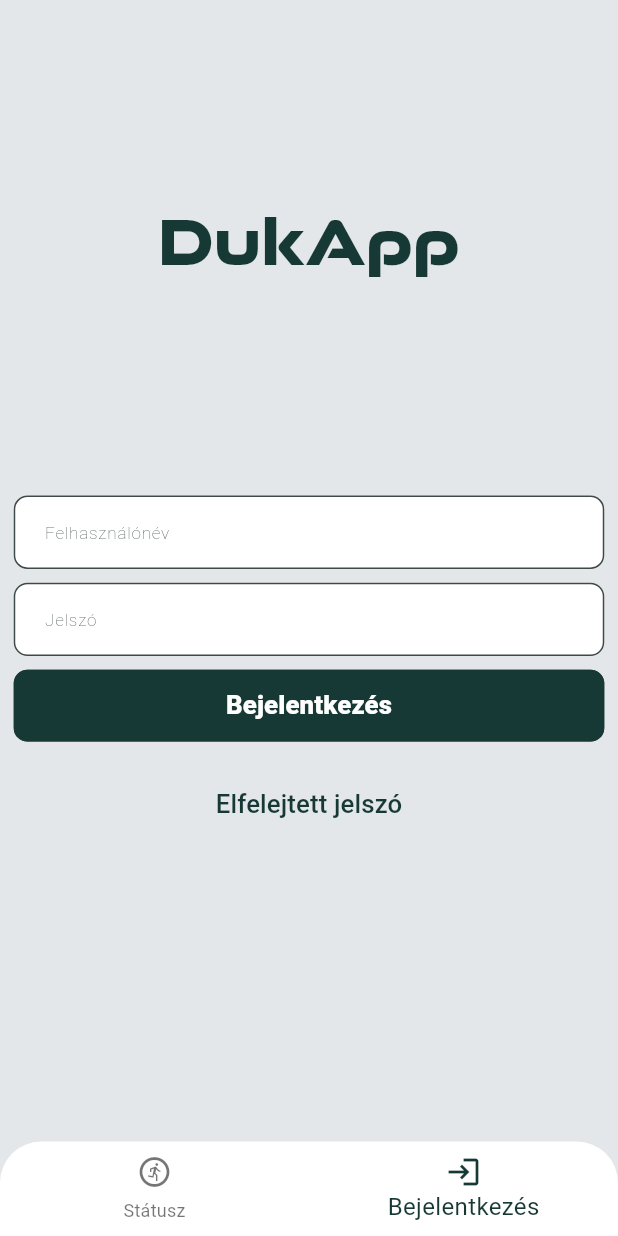
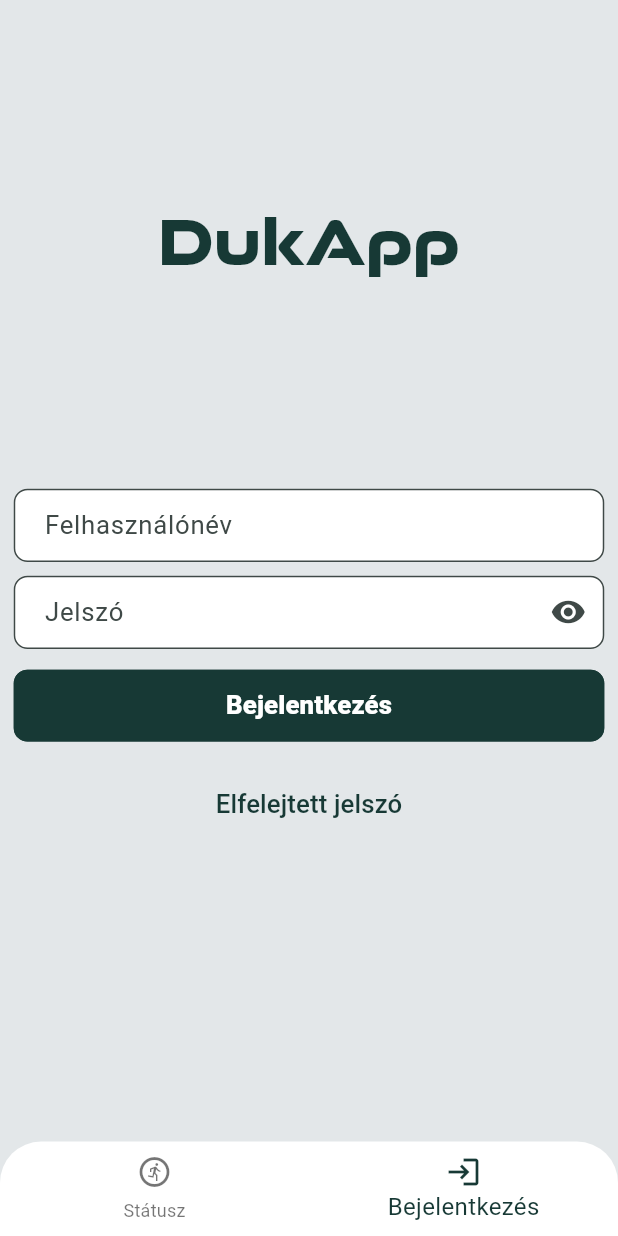
Before and after one commit to WJavaHunt3r/work-hu, a Flutter app: the screen it shows after launch, item 2 of the bottom bar chosen, on a phone screen of 412 x 824 dp. Run offline on Flutter 3.47's test engine with Material 3 defaults, Android fonts, the phone set to English and light mode, and no system bars; drawn by our look-alikes of overlay_support; our stand-ins replace convert, csv, dio, file_picker, flutter_riverpod, flutter_screenutil and 8 more; missing offline and left inert: drop_down_search_field, excel, file_saver, flutter_web_frame, gif, pointycastle; generated files the repository leaves out were written again; network calls fail.

Commit message:
Login simplification

```diff
--- a/lib/api/bufe_client.dart
+++ b/lib/api/bufe_client.dart
@@ -7,7 +7,7 @@ class BufeClient {
   // static const String _baseUrl = "http://192.168.191.57:8990/work-hu/api"; //Márkó
   // static const String _baseUrl = "http://192.168.195.91:8990/work-hu/api"; //hotspot
   // static const String _baseUrl = "http://10.67.28.59:8990/work-hu/api"; //hotspot
-  // static const String _baseUrl = "http://localhost:8990/work-hu/api"; //meló
+  // static const String _baseUrl = "http://localhost:8991"; //meló
   static const String _baseUrl = "https://gm.bcc-ktk.org"; //Duka
   // static const String _baseUrl = "https://aksjon.bcc-ktk.org/work-hu/api"; //localhost
   // static const String _baseUrl = "http://78.139.43.2:8990/work-hu/api"; //távoli
--- a/lib/app/providers/router_provider.dart
+++ b/lib/app/providers/router_provider.dart
@@ -139,6 +139,10 @@ final routerProvider = Provider<GoRouter>((ref) {
           }
         }
 
+        if(state.matchedLocation.contains("/login")){
+          return "/profile";
+        }
+
         if ((teamLeaderScreens.contains(state.matchedLocation) ||
                 state.matchedLocation.contains("/admin/fraKareWeeks/")) &&
             user.isTeamLeader()) {
--- a/lib/app/widgets/base_text_from_field.dart
+++ b/lib/app/widgets/base_text_from_field.dart
@@ -1,40 +1,91 @@
 import 'package:flutter/material.dart';
 import 'package:flutter_screenutil/flutter_screenutil.dart';
 
-class BaseTextFormField extends StatelessWidget {
+class BaseTextFormField extends StatefulWidget {
   const BaseTextFormField(
       {super.key,
-      required this.initialValue,
+      this.initialValue,
       required this.labelText,
       this.enabled = true,
-      required this.onChanged,
-      this.textAlign = TextAlign.right,
+      this.onChanged,
+      this.textAlign = TextAlign.left,
       this.keyBoardType = TextInputType.text,
-      this.autofocus = false});
+      this.autofocus = false,
+      this.controller,
+      this.autofillHints,
+      this.focusNode,
+      this.textStyle,
+      this.textInputAction,
+      this.obscureText = false,
+      this.validator,
+      this.fillColor,
+      this.onFieldSubmitted,
+      this.isPasswordField = false});
 
-  final String initialValue;
+  final String? initialValue;
   final String labelText;
   final bool enabled;
   final bool autofocus;
   final TextAlign textAlign;
   final TextInputType keyBoardType;
-  final Function(String text) onChanged;
+  final TextEditingController? controller;
+  final List<String>? autofillHints;
+  final FocusNode? focusNode;
+  final TextStyle? textStyle;
+  final TextInputAction? textInputAction;
+  final Color? fillColor;
+  final bool obscureText;
+  final bool isPasswordField;
+  final String? Function(String?)? validator;
+  final Function(String text)? onChanged;
+  final Function(String text)? onFieldSubmitted;
+
+  @override
+  State<StatefulWidget> createState() => _BaseTextFormFieldState();
+}
+
+class _BaseTextFormFieldState extends State<BaseTextFormField> {
+  late bool _isObscured;
+
+  @override
+  void initState() {
+    super.initState();
+    _isObscured = widget.obscureText;
+  }
+
+  void obscuredChanged() {
+    setState(() {
+      _isObscured = !_isObscured;
+    });
+  }
 
   @override
   Widget build(BuildContext context) {
     return Padding(
-      padding: EdgeInsets.only(top: 8.sp, bottom: 8.sp),
+      padding: EdgeInsets.only(top: 4.sp, bottom: 4.sp),
       child: TextFormField(
-        enabled: enabled,
-        textAlign: textAlign,
-        keyboardType: keyBoardType,
-        initialValue: initialValue,
-        autofocus: autofocus,
+        autofillHints: widget.autofillHints,
+        focusNode: widget.focusNode,
+        enabled: widget.enabled,
+        textAlign: widget.textAlign,
+        controller: widget.controller,
+        keyboardType: widget.keyBoardType,
+        initialValue: widget.initialValue,
+        autofocus: widget.autofocus,
+        textInputAction: widget.textInputAction,
+        obscureText: _isObscured,
         decoration: InputDecoration(
-            // fillColor: enabled ? Colors.white : Colors.transparent,
-            labelText: labelText,
-            labelStyle: TextStyle(fontSize: 15.sp)),
-        onChanged: (String text) => onChanged(text),
+            labelText: widget.labelText,
+            fillColor: widget.fillColor,
+            labelStyle: widget.textStyle ?? TextStyle(fontSize: 15.sp),
+            suffixIcon: widget.isPasswordField
+                ? IconButton(
+                    onPressed: () => obscuredChanged(),
+                    icon: _isObscured ? Icon(Icons.visibility) : Icon(Icons.visibility_off))
+                : null),
+        onChanged: widget.onChanged != null ? (String text) => widget.onChanged!(text) : null,
+        onFieldSubmitted: widget.onFieldSubmitted != null ? (String text) => widget.onFieldSubmitted!(text) : null,
+        validator: widget.validator == null ? null : (String? text) => widget.validator!(text),
       ),
     );
   }
--- a/lib/features/bufe/data/model/bufe_account_model.dart
+++ b/lib/features/bufe/data/model/bufe_account_model.dart
@@ -6,7 +6,7 @@ part 'bufe_account_model.g.dart';
 
 @freezed
 class BufeAccountModel with _$BufeAccountModel {
-  const factory BufeAccountModel({required String name,required num balance}) = _BufeAccountModel;
+  const factory BufeAccountModel({required String name,required String balance}) = _BufeAccountModel;
 
   factory BufeAccountModel.fromJson(Map<String, dynamic> json) => _$BufeAccountModelFromJson(json);
 }
--- a/lib/features/bufe/data/model/bufe_payments_model.dart
+++ b/lib/features/bufe/data/model/bufe_payments_model.dart
@@ -6,7 +6,7 @@ part 'bufe_payments_model.g.dart';
 
 @freezed
 class BufePaymentsModel with _$BufePaymentsModel {
-  const factory BufePaymentsModel({required num userid, required num amount, required DateTime date}) =
+  const factory BufePaymentsModel({required num userid, required String amount, required String date}) =
       _BufePaymentsModel;
 
   factory BufePaymentsModel.fromJson(Map<String, dynamic> json) => _$BufePaymentsModelFromJson(json);
--- a/lib/features/bufe/data/state/bufe_state.dart
+++ b/lib/features/bufe/data/state/bufe_state.dart
@@ -9,7 +9,7 @@ part 'bufe_state.freezed.dart';
 abstract class BufeState with _$BufeState {
   const factory BufeState(
       {@Default([]) List<BufePaymentsModel> payments,
-      BufeAccountModel? account,
+      @Default([]) List<BufeAccountModel> accounts,
       @Default(ModelState.empty) ModelState modelState,
       @Default("") String message}) = _BufeState;
 
--- a/lib/features/bufe/widgets/account_balance.dart
+++ b/lib/features/bufe/widgets/account_balance.dart
@@ -6,7 +6,7 @@ class AccountBalance extends StatelessWidget {
   const AccountBalance({super.key, required this.name, required this.balance});
 
   final String name;
-  final num balance;
+  final String balance;
 
   @override
   Widget build(BuildContext context) {
@@ -22,7 +22,7 @@ class AccountBalance extends StatelessWidget {
         Padding(
             padding: EdgeInsets.only(bottom: 8.sp),
             child: Text(
-              "${Utils.creditFormatting(balance)} Ft",
+              "${balance.replaceAll(".00", "")} Ft",
               textAlign: TextAlign.center,
               style: TextStyle(fontSize: 22.sp, fontWeight: FontWeight.w800),
             )),
--- a/lib/features/change_password/view/change_password_page.dart
+++ b/lib/features/change_password/view/change_password_page.dart
@@ -5,10 +5,10 @@ import 'package:work_hu/app/framework/base_components/base_page.dart';
 import 'package:work_hu/features/change_password/view/change_password_layout.dart';
 
 class ChangePasswordPage extends BasePage {
-  ChangePasswordPage({super.key, super.title = "change_password_viewname"});
+  const ChangePasswordPage({super.key, super.title = "change_password_viewname"});
 
   @override
   Widget buildLayout(BuildContext context, WidgetRef ref) {
-    return const ChangePasswordLayout();
+    return ChangePasswordLayout();
   }
 }
--- a/lib/features/login/view/login_layout.dart
+++ b/lib/features/login/view/login_layout.dart
@@ -8,6 +8,7 @@ import 'package:work_hu/app/models/mode_state.dart';
 import 'package:work_hu/app/providers/theme_provider.dart';
 import 'package:work_hu/app/style/app_colors.dart';
 import 'package:work_hu/app/providers/user_provider.dart';
+import 'package:work_hu/app/widgets/base_text_from_field.dart';
 import 'package:work_hu/app/widgets/confirm_alert_dialog.dart';
 import 'package:work_hu/app/widgets/success_alert_dialog.dart';
 import 'package:work_hu/features/change_password/provider/change_password_provider.dart';
@@ -38,14 +39,12 @@ class LoginLayout extends ConsumerWidget {
                   style: TextStyle(fontFamily: "Good-Timing", fontWeight: FontWeight.bold, fontSize: 40.sp),
                 ),
                 Column(children: [
-                  Padding(
-                    padding: EdgeInsets.symmetric(vertical: 8.0.sp),
-                    child: TextFormField(
+                  BaseTextFormField(
                     controller: loginProvider.usernameController,
                     textInputAction: TextInputAction.next,
-                      decoration: InputDecoration(
-                          labelText: "login_username".i18n(), fillColor: isDark ? AppColors.secondaryGray : null),
-                      onEditingComplete: () {
+                    labelText: "login_username".i18n(),
+                    fillColor: isDark ? AppColors.secondaryGray : null,
+                    onFieldSubmitted: (text) {
                       loginProvider.trimUsername();
                       passwordNode.requestFocus();
                     },
@@ -62,13 +61,13 @@ class LoginLayout extends ConsumerWidget {
                       return null;
                     },
                   ),
-                  ),
-                  TextFormField(
+                  BaseTextFormField(
                     controller: loginProvider.passwordController,
                     focusNode: passwordNode,
-                    decoration: InputDecoration(
-                        labelText: "login_password".i18n(), fillColor: isDark ? AppColors.secondaryGray : null),
+                    labelText: "login_password".i18n(),
+                    fillColor: isDark ? AppColors.secondaryGray : null,
                     obscureText: true,
+                    isPasswordField: true,
                     onFieldSubmitted: (value) => login(loginProvider, ref, context),
                     autofillHints: const [AutofillHints.password],
                     textInputAction: TextInputAction.go,
@@ -178,13 +177,16 @@ class LoginLayout extends ConsumerWidget {
 
   navigateTo(WidgetRef ref, BuildContext context) {
     if (ref.read(userDataProvider) == null) {
-      ref.read(changePasswordDataProvider.notifier).setUsername(ref.read(loginDataProvider).username);
-      context.push("/changePassword", extra: {"username": ref.read(loginDataProvider).username}).then((success) {
+      ref
+          .read(changePasswordDataProvider.notifier)
+          .setUsername(ref.read(loginDataProvider).username, ref.read(loginDataProvider).password);
+      context.push("/changePassword").then((success) {
         success != null && success as bool
             ? ref.read(loginDataProvider.notifier).clear("login_password_changed_success".i18n(), ModelState.error)
             : ref.read(loginDataProvider.notifier).clear("login_password_changed_failed".i18n(), ModelState.error);
       });
     } else {
+      ref.read(loginDataProvider.notifier).clear();
       origRoute.isEmpty ? context.replace("/") : context.push(origRoute);
     }
   }
--- a/lib/features/profile/widgets/monthly_coin.dart
+++ b/lib/features/profile/widgets/monthly_coin.dart
@@ -65,7 +65,7 @@ class _MonthlyCoinsState extends State<MonthlyCoins> with TickerProviderStateMix
                     controller: _controller,
                     autostart: Autostart.loop,
                     onFetchCompleted: () {
-                      _controller.reset();
+                      // _controller.reset();
                       _controller.forward();
                     },
                     image: AssetImage("assets/img/${"PACE_Coin_Buk_${points}_Spin_540px.gif"}"),
```
Also changed, not shown: lib/features/bufe/providers/bufe_provider.dart (+39 -7 lines), lib/features/bufe/view/bufe_layout.dart (+8 -10 lines), lib/features/change_password/provider/change_password_provider.dart (+13 -21 lines), lib/features/change_password/view/change_password_layout.dart (+34 -33 lines), lib/features/login/providers/login_provider.dart (+4 -4 lines), 1 other file. Lines whose indentation alone changed are shown as unchanged.
